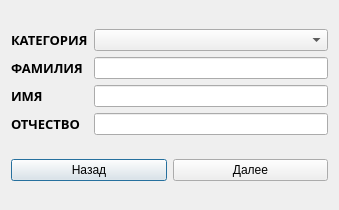
The window that LikatorJurnal/masterchange.ui (yrasik1986/Likator) describes before a commit, drawn with Qt 5.
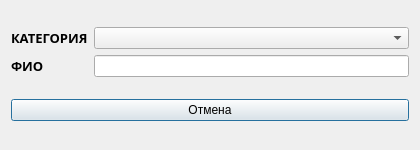
The same window after the commit.

Diff of the .ui file:
```diff
--- a/LikatorJurnal/masterchange.ui
+++ b/LikatorJurnal/masterchange.ui
@@ -6,20 +6,20 @@
    <rect>
     <x>0</x>
     <y>0</y>
-    <width>339</width>
-    <height>210</height>
+    <width>420</width>
+    <height>150</height>
    </rect>
   </property>
   <property name="minimumSize">
    <size>
-    <width>339</width>
-    <height>210</height>
+    <width>420</width>
+    <height>150</height>
    </size>
   </property>
   <property name="maximumSize">
    <size>
-    <width>339</width>
-    <height>210</height>
+    <width>420</width>
+    <height>150</height>
    </size>
   </property>
   <property name="windowTitle">
@@ -30,11 +30,8 @@
     <layout class="QVBoxLayout" name="verticalLayout">
      <item>
       <layout class="QGridLayout" name="gridLayout">
-       <item row="3" column="1">
-        <widget class="QLineEdit" name="FatheNameLineEdit"/>
-       </item>
-       <item row="0" column="1">
-        <widget class="QComboBox" name="CatMastersComboBox"/>
+       <item row="1" column="1">
+        <widget class="QLineEdit" name="FamLineEdit"/>
        </item>
        <item row="0" column="0">
         <widget class="QLabel" name="label_6">
@@ -53,23 +50,6 @@
          </property>
         </widget>
        </item>
-       <item row="3" column="0">
-        <widget class="QLabel" name="label_3">
-         <property name="font">
-          <font>
-           <family>Arial Black</family>
-           <pointsize>10</pointsize>
-           <weight>75</weight>
-           <italic>false</italic>
-           <bold>true</bold>
-           <underline>false</underline>
-          </font>
-         </property>
-         <property name="text">
-          <string>ОТЧЕСТВО</string>
-         </property>
-        </widget>
-       </item>
        <item row="1" column="0">
         <widget class="QLabel" name="label_1">
          <property name="font">
@@ -83,32 +63,12 @@
           </font>
          </property>
          <property name="text">
-          <string>ФАМИЛИЯ</string>
+          <string>ФИО</string>
          </property>
         </widget>
        </item>
-       <item row="2" column="0">
-        <widget class="QLabel" name="label_2">
-         <property name="font">
-          <font>
-           <family>Arial Black</family>
-           <pointsize>10</pointsize>
-           <weight>75</weight>
-           <italic>false</italic>
-           <bold>true</bold>
-           <underline>false</underline>
-          </font>
-         </property>
-         <property name="text">
-          <string>ИМЯ</string>
-         </property>
-        </widget>
-       </item>
-       <item row="1" column="1">
-        <widget class="QLineEdit" name="FamLineEdit"/>
-       </item>
-       <item row="2" column="1">
-        <widget class="QLineEdit" name="nameLineEdit"/>
+       <item row="0" column="1">
+        <widget class="QComboBox" name="CatMastersComboBox"/>
        </item>
       </layout>
      </item>
@@ -117,14 +77,7 @@
        <item>
         <widget class="QPushButton" name="CanselButton">
          <property name="text">
-          <string>Назад</string>
-         </property>
-        </widget>
-       </item>
-       <item>
-        <widget class="QPushButton" name="AddButton">
-         <property name="text">
-          <string>Далее</string>
+          <string>Отмена</string>
          </property>
         </widget>
        </item>
```
Left out of the diff: 2 changed lines with no effect on the pictures.
